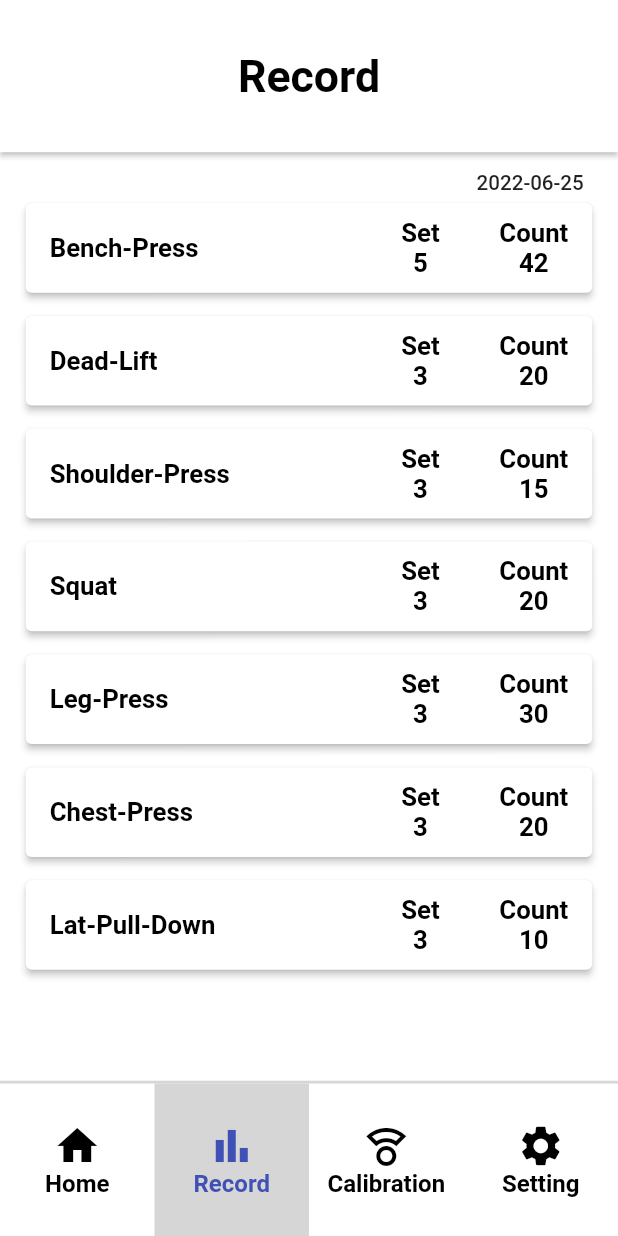
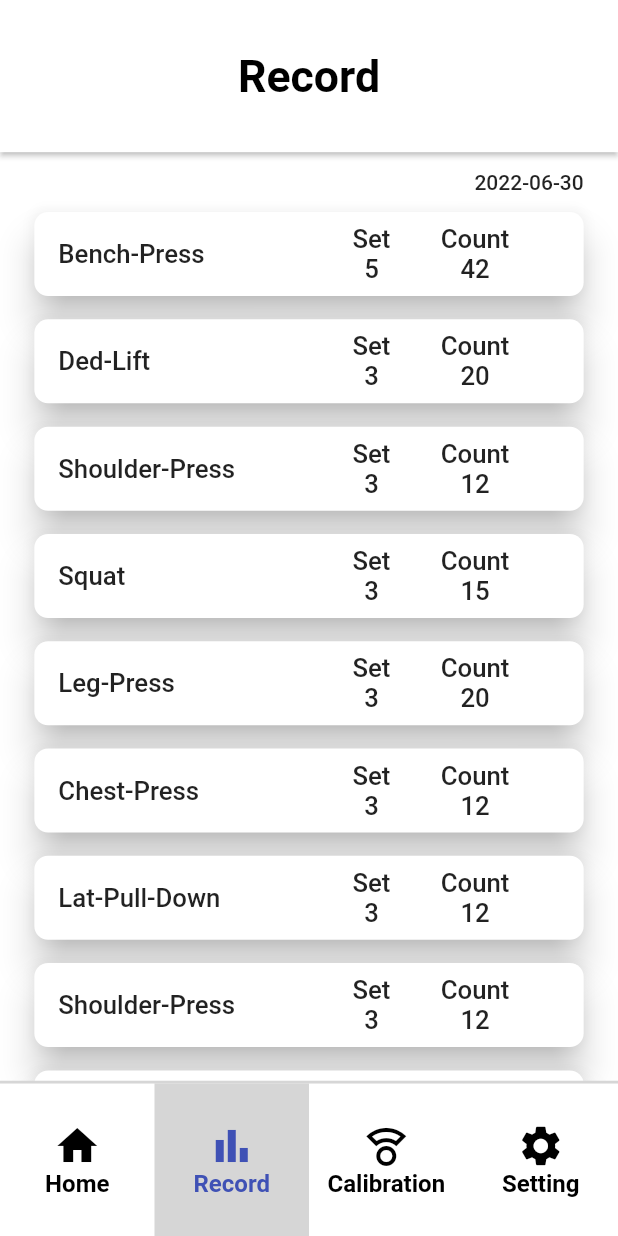
Before and after one commit to Anythink-BeSports/besports_app, a Flutter app: the screen it shows after launch, item 2 of the bottom bar chosen, on a phone screen of 412 x 824 dp. Run offline on Flutter 3.47's test engine with Material 2 defaults, Android fonts, the phone set to English and light mode, and no system bars; our stand-ins replace flutter_screenutil.

Commit message:
[#8] list ui revise(+scroll)

```diff
--- a/lib/record_page.dart
+++ b/lib/record_page.dart
@@ -25,86 +25,60 @@ class _RecordPageState extends State<RecordPage> {
           backgroundColor: Colors.white,
           elevation: 1.5,
         ),
-        body: Column(
+        body: ListView(
           children: [
-            SizedBox(height: 10.h,),
             Row(
                 mainAxisAlignment: MainAxisAlignment.end,
                 children: [
-                Text('2022-06-25', style: TextStyle(fontWeight: FontWeight.w500, fontSize: 12.sp),),
-                SizedBox(width: 20.w,),
-              ],
+                  Padding(
+                    padding: EdgeInsets.fromLTRB(0, 10.0.h, 20.0.w, 10.0.h),
+                    child: Text('2022-06-30', style: TextStyle(fontWeight: FontWeight.w500),),)
+                ]
             ),
-            Center(
-              child: Column(
-                children: [
-                  SizedBox(height: 5.h,),
-                  viewSizeBox('Bench-Press', 'Set', '5', 'Count', '42'),
-                  SizedBox(height: 13.h,),
-                  viewSizeBox('Dead-Lift', 'Set', '3', 'Count', '20'),
-                  SizedBox(height: 13.h,),
-                  viewSizeBox('Shoulder-Press', 'Set', '3', 'Count', '15'),
-                  SizedBox(height: 13.h,),
-                  viewSizeBox('Squat', 'Set', '3', 'Count', '20'),
-                  SizedBox(height: 13.h,),
-                  viewSizeBox('Leg-Press', 'Set', '3', 'Count', '30'),
-                  SizedBox(height: 13.h,),
-                  viewSizeBox('Chest-Press', 'Set', '3', 'Count', '20'),
-                  SizedBox(height: 13.h,),
-                  viewSizeBox('Lat-Pull-Down', 'Set', '3', 'Count', '10'),
-                  SizedBox(height: 13.h,),
-                ],
-              ),
-            )
+            viewCard('Bench-Press', '5', '42'),
+            viewCard('Ded-Lift', '3', '20'),
+            viewCard('Shoulder-Press', '3', '12'),
+            viewCard('Squat', '3', '15'),
+            viewCard('Leg-Press', '3', '20'),
+            viewCard('Chest-Press', '3', '12'),
+            viewCard('Lat-Pull-Down', '3', '12'),
+            viewCard('Shoulder-Press', '3', '12'),
+            viewCard('Shoulder-Press', '3', '12'),
           ],
         )
     );
   }
-
-  SizedBox viewSizeBox(String string1, String string2, String string3, String string4, String string5) {
-    return SizedBox(
-      width: 330.w, height: 50.h,
-      child: ElevatedButton(
-        onPressed: () {},
-        style: ElevatedButton.styleFrom(primary: Colors.white,
+  Card viewCard(String exercise_name, String set_num, String count_num) => Card(
+    margin: EdgeInsets.fromLTRB(20.0.w, 0, 20.0.w, 13.0.h),
+    shape: RoundedRectangleBorder(
+        borderRadius: BorderRadius.circular(8.0.sp)
     ),
+    elevation: 10,
+    child: ListTile(
+        title: Text(exercise_name, style: TextStyle(fontWeight: FontWeight.w500, fontSize: 15.sp),),
+        trailing: Container(
+          margin: EdgeInsets.zero,
+          width: 150.w,
           child: Row(
-          mainAxisAlignment: MainAxisAlignment.spaceBetween,
+            mainAxisAlignment: MainAxisAlignment.spaceEvenly,
             children: [
-            SizedBox(
-              width: 110.w,
-              child: Text(string1,
-                style: TextStyle(color: Colors.black, fontWeight: FontWeight.w600, fontSize: 15.sp),
-              ),
-            ),
-            SizedBox(width: 90.w,),
               Column(
                 mainAxisAlignment: MainAxisAlignment.center,
                 children: [
-                Text(string2,
-                  style: TextStyle(color: Colors.black, fontWeight: FontWeight.w600, fontSize: 15.sp),
+                  Text('Set', style: TextStyle(fontWeight: FontWeight.w500, fontSize: 15.sp),),
+                  Text(set_num, style: TextStyle(fontWeight: FontWeight.w500, fontSize: 15.sp),),
+                ],
               ),
-                Text(string3,
-                  style: TextStyle(color: Colors.black, fontWeight: FontWeight.w600, fontSize: 15.sp),
+              Column(
+                mainAxisAlignment: MainAxisAlignment.center,
+                children: [
+                  Text('Count', style: TextStyle(fontWeight: FontWeight.w500, fontSize: 15.sp),),
+                  Text(count_num, style: TextStyle(fontWeight: FontWeight.w500, fontSize: 15.sp),),
+                ],
               ),
             ],
           ),
-            SizedBox(width: 30.w,),
-            Column(
-              mainAxisAlignment: MainAxisAlignment.center,
-              children: [
-                Text(string4,
-                  style: TextStyle(color: Colors.black, fontWeight: FontWeight.w600, fontSize: 15.sp),
-                ),
-                Text(string5,
-                  style: TextStyle(color: Colors.black, fontWeight: FontWeight.w600, fontSize: 15.sp),
-                ),
-              ],
         )
-          ],
-        ),
     ),
   );
 }
-
-}
```
Lines whose indentation alone changed are shown as unchanged.
